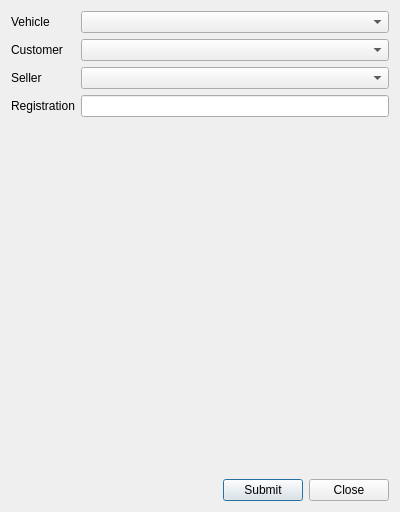
Above: sales/newsaledialog.ui from RichardGladman/CarDealer before the change. Below: the same form after it.
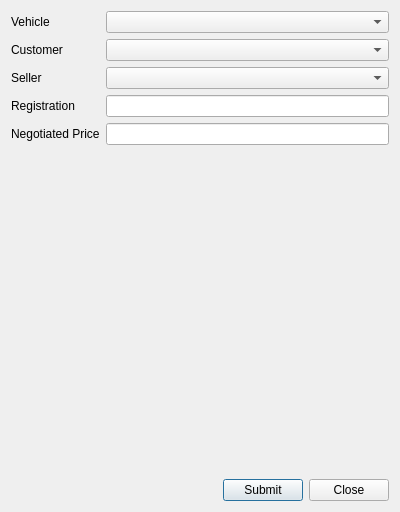
That is the form after the change. Icons and pictures are not drawn.

Commit message: Add new sale now asks for negotiated price

The edit to the form file:
```diff
--- a/sales/newsaledialog.ui
+++ b/sales/newsaledialog.ui
@@ -27,18 +27,8 @@
        </property>
       </widget>
      </item>
-     <item row="0" column="1">
-      <widget class="QComboBox" name="comboBoxVehicle"/>
-     </item>
-     <item row="1" column="0">
-      <widget class="QLabel" name="label_2">
-       <property name="text">
-        <string>Customer</string>
-       </property>
-      </widget>
-     </item>
-     <item row="1" column="1">
-      <widget class="QComboBox" name="comboBoxCustomer"/>
+     <item row="2" column="2">
+      <widget class="QComboBox" name="comboBoxSeller"/>
      </item>
      <item row="2" column="0">
       <widget class="QLabel" name="label_3">
@@ -47,8 +37,11 @@
        </property>
       </widget>
      </item>
-     <item row="2" column="1">
-      <widget class="QComboBox" name="comboBoxSeller"/>
+     <item row="1" column="2">
+      <widget class="QComboBox" name="comboBoxCustomer"/>
+     </item>
+     <item row="3" column="2">
+      <widget class="QLineEdit" name="lineEditRegistration"/>
      </item>
      <item row="3" column="0">
       <widget class="QLabel" name="label_4">
@@ -57,8 +50,25 @@
        </property>
       </widget>
      </item>
-     <item row="3" column="1">
-      <widget class="QLineEdit" name="lineEditRegistration"/>
+     <item row="1" column="0">
+      <widget class="QLabel" name="label_2">
+       <property name="text">
+        <string>Customer</string>
+       </property>
+      </widget>
+     </item>
+     <item row="4" column="0">
+      <widget class="QLabel" name="label_5">
+       <property name="text">
+        <string>Negotiated Price</string>
+       </property>
+      </widget>
+     </item>
+     <item row="0" column="2">
+      <widget class="QComboBox" name="comboBoxVehicle"/>
+     </item>
+     <item row="4" column="2">
+      <widget class="QLineEdit" name="lineEditNegotiatedPrice"/>
      </item>
     </layout>
    </item>
```
Left out of the diff: 4 changed lines with no effect on the pictures. The commit also changes 2 other files.
